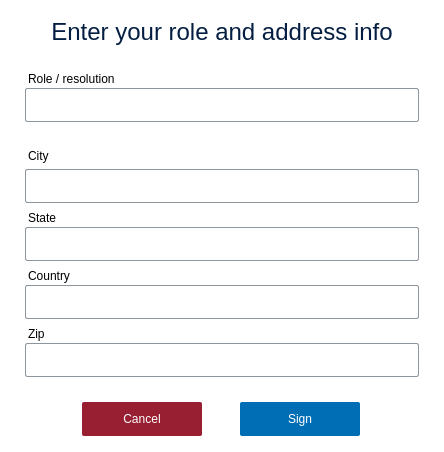
First picture: the form in client/dialogs/RoleAddressDialog.ui, repository open-eid/DigiDoc4-Client, before the edit.
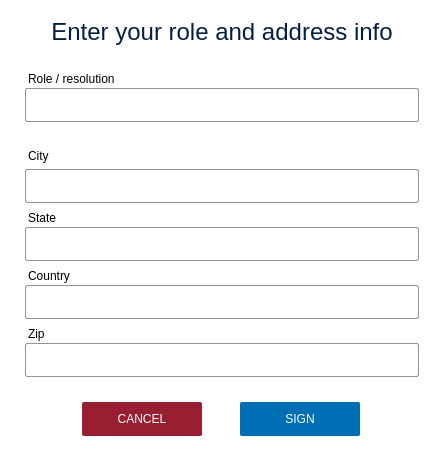
Second picture: the form after the edit.

```diff
--- a/client/dialogs/RoleAddressDialog.ui
+++ b/client/dialogs/RoleAddressDialog.ui
@@ -326,7 +326,7 @@
 }</string>
        </property>
        <property name="text">
-        <string>Cancel</string>
+        <string>CANCEL</string>
        </property>
       </widget>
      </item>
@@ -344,9 +344,15 @@
          <height>34</height>
         </size>
        </property>
-       <property name="text">
+       <property name="cursor">
+        <cursorShape>PointingHandCursor</cursorShape>
+       </property>
+       <property name="accessibleName">
         <string>Sign</string>
        </property>
+       <property name="text">
+        <string>SIGN</string>
+       </property>
        <property name="default">
         <bool>true</bool>
        </property>
```
Left out of the diff: 6 changed lines with no effect on the pictures.
